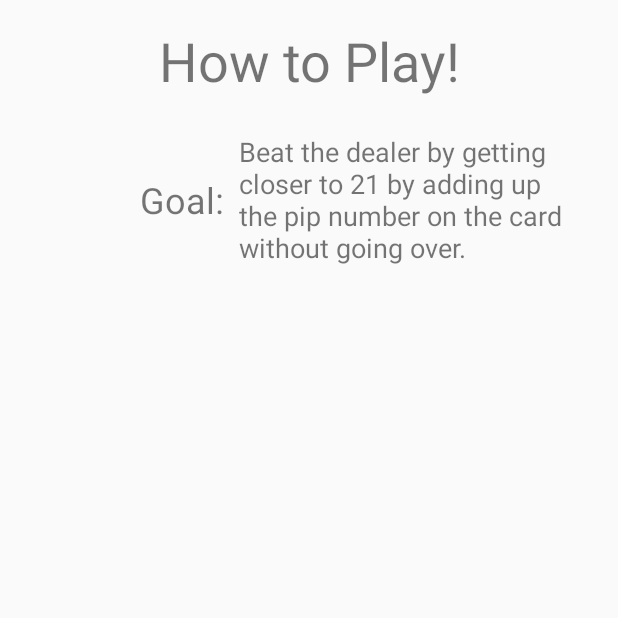
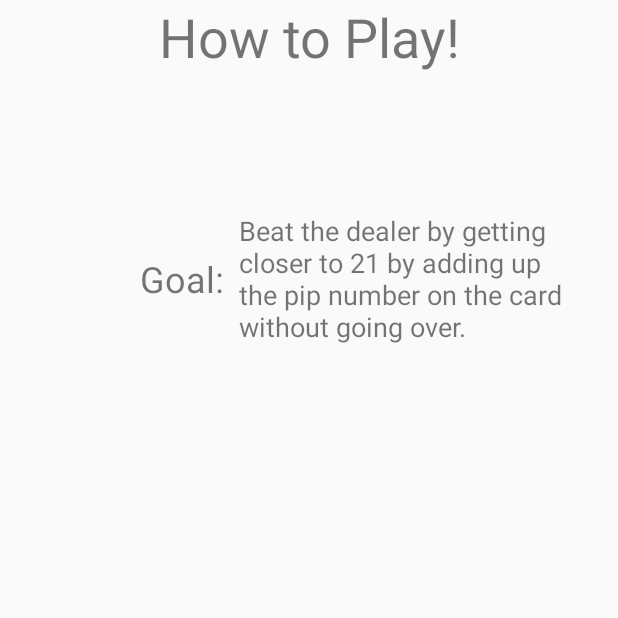
Before and after one commit to adao1220/Cosc_435_BlackJack2020, an Android app: the FragmentOneHtpOne screen opened directly, with no data from a screen before it, on a phone screen of 412 x 824 dp, the top half of it. Run offline under Robolectric (Android 15) with nearby library versions, the phone set to English and light mode, and no system bars.

Commit message:
getting to updated branch

```diff
--- a/app/build.gradle
+++ b/app/build.gradle
@@ -35,7 +35,9 @@ dependencies {
     implementation 'com.squareup.okhttp3:okhttp:4.5.0'
     implementation 'androidx.room:room-runtime:2.2.5'
     implementation 'androidx.room:room-ktx:2.2.5'
-
+    implementation 'androidx.viewpager2:viewpager2:1.0.0'
+    implementation 'com.google.android.material:material:1.0.0'
+    implementation 'androidx.legacy:legacy-support-v4:1.0.0'
     testImplementation 'junit:junit:4.12'
     androidTestImplementation 'androidx.test.ext:junit:1.1.2'
     androidTestImplementation 'androidx.test.espresso:espresso-core:3.3.0'
--- a/app/src/main/res/layout/activity_how_to_play.xml
+++ b/app/src/main/res/layout/activity_how_to_play.xml
@@ -6,19 +6,20 @@
     android:layout_height="match_parent"
     tools:context=".HowToPlayActivity">
 
+
     <LinearLayout
         android:id="@+id/how_to_play"
         android:layout_width="wrap_content"
-        android:layout_height="wrap_content"
+        android:layout_height="match_parent"
         android:layout_marginStart="32dp"
-        android:layout_marginTop="16dp"
         android:layout_marginEnd="32dp"
         android:layout_marginBottom="16dp"
         android:orientation="vertical"
         app:layout_constraintBottom_toTopOf="@+id/buttons"
         app:layout_constraintEnd_toEndOf="parent"
         app:layout_constraintStart_toStartOf="parent"
-        app:layout_constraintTop_toTopOf="parent">
+        app:layout_constraintTop_toBottomOf="@+id/how_to_play_title"
+        tools:ignore="NotSibling">
 
         <TextView
             android:id="@+id/how_to_play_title"
@@ -26,14 +27,15 @@
             android:layout_height="wrap_content"
             android:gravity="center"
             android:text="@string/how_to_play_title"
-            android:textSize="36sp" />
+            android:textSize="36sp" >
+        </TextView>
 
         <androidx.viewpager2.widget.ViewPager2
             android:id="@+id/pager"
             android:layout_width="match_parent"
-            android:layout_height="match_parent"
+            android:layout_height="250dp"
             tools:layout_editor_absoluteX="32dp"
-            tools:layout_editor_absoluteY="64dp">
+            tools:layout_editor_absoluteY="80dp">
 
         </androidx.viewpager2.widget.ViewPager2>
 
--- a/app/src/main/res/layout/fragment_one_htp_one.xml
+++ b/app/src/main/res/layout/fragment_one_htp_one.xml
@@ -4,6 +4,12 @@
     android:layout_width="match_parent"
     android:layout_height="match_parent"
     tools:context=".FragmentOneHtpOne">
+
+    <LinearLayout
+        android:layout_width="match_parent"
+        android:layout_height="match_parent"
+        android:gravity="center"
+        android:orientation="vertical">
 
         <LinearLayout
             android:layout_width="match_parent"
@@ -33,4 +39,6 @@
                 android:text="@string/how_to_play_goal_content"
                 android:textSize="18sp" />
         </LinearLayout>
+    </LinearLayout>
+
 </FrameLayout>
--- a/app/src/main/res/layout/fragment_three_htp.xml
+++ b/app/src/main/res/layout/fragment_three_htp.xml
@@ -8,7 +8,7 @@
     <LinearLayout
         android:id="@+id/buttons"
         android:layout_width="match_parent"
-        android:layout_height="wrap_content"
+        android:layout_height="match_parent"
         android:layout_marginStart="32dp"
         android:layout_marginTop="32dp"
         android:layout_marginEnd="32dp"
--- a/app/src/main/res/values/strings.xml
+++ b/app/src/main/res/values/strings.xml
@@ -69,8 +69,6 @@
     <string name="play_ai_hand">Dealers Hand</string>
     <!-- TODO: Remove or change this placeholder text -->
 
-
->>>>>>> 91ed1b8d90358624ba4d6a83f55f48a6d14af29e
     <string name="hello_blank_fragment">Hello blank fragment</string>
 
 </resources>
```
